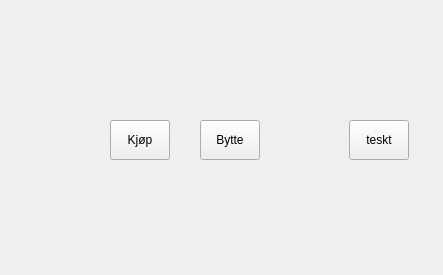
Above: PropanAutomatGui/Application/mainwidget.ui from theDarkar/PropanAutomatGui before the change. Below: the same form after it.
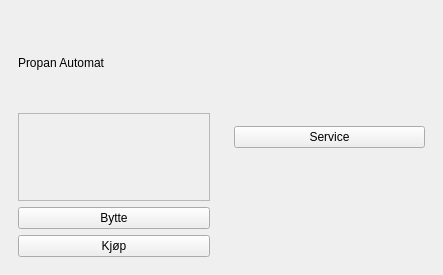
That is the form after the change. Custom widgets are drawn as their Qt base class.

Commit message: Updated main widget

Diff of the .ui file:
```diff
--- a/PropanAutomatGui/Application/mainwidget.ui
+++ b/PropanAutomatGui/Application/mainwidget.ui
@@ -32,43 +32,41 @@
    <string>CDPBaseKeyPad</string>
   </property>
   <widget class="QWidget" name="centralwidget">
+   <property name="cursor">
+    <cursorShape>ArrowCursor</cursorShape>
+   </property>
+   <layout class="QHBoxLayout" name="horizontalLayout">
+    <item>
    <widget class="CDPBaseContainer" name="userBaseContainer">
-    <property name="geometry">
-     <rect>
-      <x>70</x>
-      <y>20</y>
-      <width>231</width>
-      <height>221</height>
-     </rect>
-    </property>
-    <widget class="CDPBaseButtonMsg" name="cdpBaseButtonMsg">
-     <property name="geometry">
-      <rect>
-       <x>40</x>
-       <y>100</y>
-       <width>60</width>
-       <height>40</height>
-      </rect>
+      <layout class="QVBoxLayout" name="verticalLayout">
+       <item>
+        <widget class="CDPBaseLabel" name="cdpBaseLabel">
+         <property name="contextMenuPolicy">
+          <enum>Qt::DefaultContextMenu</enum>
      </property>
      <property name="text">
-      <string>Kjøp</string>
-     </property>
-     <property name="svgFile">
-      <string>:/themes/flat_light/buttons/buttonPlain.svg</string>
-     </property>
-     <property name="cdpProperty" stdset="0">
-      <string/>
-     </property>
-    </widget>
+          <string>Propan Automat</string>
+         </property>
+         <property name="textFormat">
+          <enum>Qt::AutoText</enum>
+         </property>
+         <property name="stylingType">
+          <enum>CDPBaseLabel::Title</enum>
+         </property>
+        </widget>
+       </item>
+       <item>
+        <widget class="QFrame" name="frame">
+         <property name="frameShape">
+          <enum>QFrame::StyledPanel</enum>
+         </property>
+         <property name="frameShadow">
+          <enum>QFrame::Raised</enum>
+         </property>
+        </widget>
+       </item>
+       <item>
     <widget class="CDPBaseButtonMsg" name="cdpBaseButtonMsg_2">
-     <property name="geometry">
-      <rect>
-       <x>130</x>
-       <y>100</y>
-       <width>60</width>
-       <height>40</height>
-      </rect>
-     </property>
      <property name="text">
       <string>Bytte</string>
      </property>
@@ -79,27 +77,30 @@
       <string/>
      </property>
     </widget>
-   </widget>
+       </item>
+       <item>
+        <widget class="CDPBaseButtonMsg" name="cdpBaseButtonMsg">
+         <property name="text">
+          <string>Kjøp</string>
+         </property>
+         <property name="svgFile">
+          <string>:/themes/cdp_light/buttons/buttonPlain.svg</string>
+         </property>
+         <property name="cdpProperty" stdset="0">
+          <string/>
+         </property>
+        </widget>
+       </item>
+      </layout>
+     </widget>
+    </item>
+    <item>
    <widget class="CDPBaseContainer" name="serviceBaseContainer">
-    <property name="geometry">
-     <rect>
-      <x>329</x>
-      <y>50</y>
-      <width>91</width>
-      <height>201</height>
-     </rect>
-    </property>
+      <layout class="QHBoxLayout" name="horizontalLayout_2">
+       <item>
     <widget class="CDPBaseButtonMsg" name="cdpBaseButtonMsg_3">
-     <property name="geometry">
-      <rect>
-       <x>20</x>
-       <y>70</y>
-       <width>60</width>
-       <height>40</height>
-      </rect>
-     </property>
      <property name="text">
-      <string>teskt</string>
+          <string>Service</string>
      </property>
      <property name="svgFile">
       <string>:/themes/flat_light/buttons/buttonPlain.svg</string>
@@ -108,7 +109,11 @@
       <string/>
      </property>
     </widget>
-   </widget>
+       </item>
+      </layout>
+     </widget>
+    </item>
+   </layout>
   </widget>
  </widget>
  <customwidgets>
@@ -128,6 +133,11 @@
    <extends>CDPBaseButton</extends>
    <header>CDPBaseWidgets/CDPBaseButtonMsg.h</header>
   </customwidget>
+  <customwidget>
+   <class>CDPBaseLabel</class>
+   <extends>QLabel</extends>
+   <header>CDPBaseWidgets/CDPBaseLabel.h</header>
+  </customwidget>
   <customwidget>
    <class>CDPBaseMainWindow</class>
    <extends>QMainWindow</extends>
```
Left out of the diff: 12 changed lines with no effect on the pictures. Lines whose indentation alone changed are shown as unchanged.
